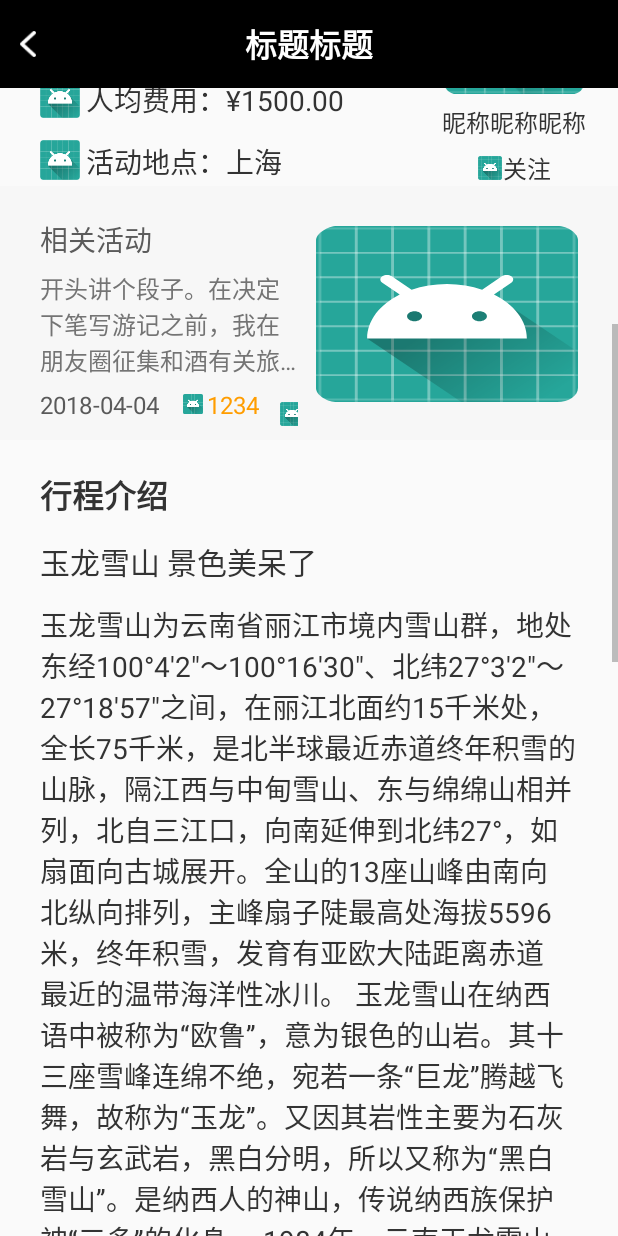
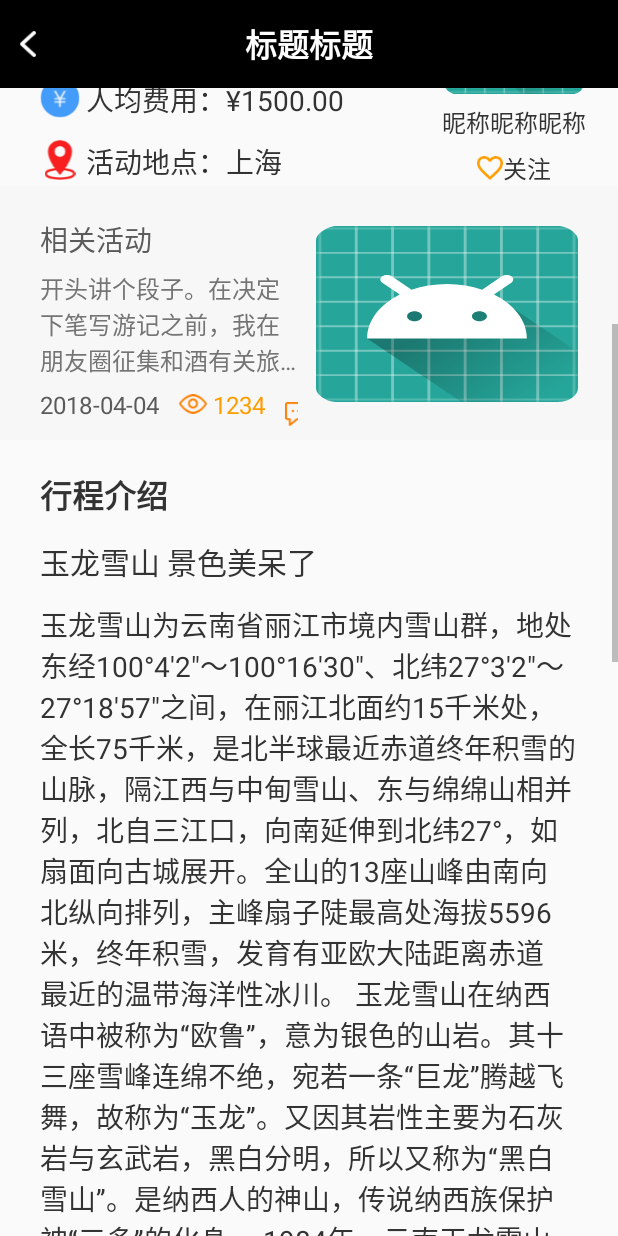
Before and after one commit to QwangShuai/FriendsComeTogether, an Android app: the DetailsOfFriendsActivity screen opened directly, with no data from a screen before it, scrolled down 535 dp, on a phone screen of 412 x 824 dp. Run offline under Robolectric (Android 15) with nearby library versions, the phone set to English and light mode, and no system bars; our stand-ins replace ButterKnife, Picasso; libraries missing offline, so code that uses them is left out: com.yatoooon.screenadaptation; pictures from the network do not load; 2 statements that could not run were skipped.

Commit message:
网络库

```diff
--- a/app/build.gradle
+++ b/app/build.gradle
@@ -35,4 +35,5 @@ dependencies {
     compile 'com.squareup.picasso:picasso:2.5.2'
     compile 'com.github.chengzipi:Searchbox:v1.0.0'
     implementation 'me.yatoooon:screenadaptation:1.1.1'
+    compile 'com.vise.xiaoyaoyou:xsnow:2.1.9'
 }
--- a/app/src/main/res/layout/activity_details_of_friends.xml
+++ b/app/src/main/res/layout/activity_details_of_friends.xml
@@ -44,6 +44,7 @@
                 android:layout_height="372px" />
 
             <TextView
+                android:id="@+id/activity_details_of_friends_tv_title"
                 android:layout_marginTop="30px"
                 android:layout_marginRight="40px"
                 android:layout_marginLeft="40px"
@@ -68,11 +69,12 @@
 
                     <ImageView
                         android:layout_gravity="center_vertical"
-                        android:src="@mipmap/ic_launcher"
+                        android:src="@mipmap/views"
                         android:layout_width="35px"
                         android:layout_height="24px" />
 
                     <TextView
+                        android:id="@+id/activity_details_of_friends_tv_look_num"
                         android:layout_marginLeft="5px"
                         android:textColor="#333333"
                         android:textSize="28px"
@@ -90,11 +92,12 @@
 
                     <ImageView
                         android:layout_gravity="center_vertical"
-                        android:src="@mipmap/ic_launcher"
+                        android:src="@mipmap/focus_on_empty_y"
                         android:layout_width="30px"
                         android:layout_height="26px" />
 
                     <TextView
+                        android:id="@+id/activity_details_of_friends_tv_focus_num"
                         android:layout_marginLeft="6px"
                         android:textColor="#333333"
                         android:textSize="28px"
@@ -132,11 +135,12 @@
                         android:layout_height="wrap_content">
 
                         <ImageView
-                            android:src="@mipmap/ic_launcher"
+                            android:src="@mipmap/time_start"
                             android:layout_width="40px"
                             android:layout_height="40px" />
 
                         <TextView
+                            android:id="@+id/activity_details_of_friends_tv_start_time"
                             android:layout_marginLeft="6px"
                             android:gravity="center"
                             android:textSize="28px"
@@ -154,11 +158,12 @@
                         android:layout_height="wrap_content">
 
                         <ImageView
-                            android:src="@mipmap/ic_launcher"
+                            android:src="@mipmap/time_end"
                             android:layout_width="40px"
                             android:layout_height="40px" />
 
                         <TextView
+                            android:id="@+id/activity_details_of_friends_tv_end_time"
                             android:layout_marginLeft="6px"
                             android:gravity="center"
                             android:textSize="28px"
@@ -176,11 +181,12 @@
                         android:layout_height="wrap_content">
 
                         <ImageView
-                            android:src="@mipmap/ic_launcher"
+                            android:src="@mipmap/price"
                             android:layout_width="40px"
                             android:layout_height="40px" />
 
                         <TextView
+                            android:id="@+id/activity_details_of_friends_tv_price"
                             android:layout_marginLeft="6px"
                             android:gravity="center"
                             android:textSize="28px"
@@ -198,11 +204,12 @@
                         android:layout_height="wrap_content">
 
                         <ImageView
-                            android:src="@mipmap/ic_launcher"
+                            android:src="@mipmap/activity_place"
                             android:layout_width="40px"
                             android:layout_height="40px" />
 
                         <TextView
+                            android:id="@+id/activity_details_of_friends_tv_city"
                             android:layout_marginLeft="6px"
                             android:gravity="center"
                             android:textSize="28px"
@@ -216,6 +223,7 @@
                 </LinearLayout>
 
                 <LinearLayout
+                    android:id="@+id/activity_details_of_friends_ll_person_content"
                     android:layout_marginRight="32px"
                     android:layout_alignParentRight="true"
                     android:orientation="vertical"
@@ -223,12 +231,14 @@
                     android:layout_height="wrap_content">
 
                     <com.yiwo.friendscometogether.custom.CImageView
+                        android:id="@+id/activity_details_of_friends_iv_avatar"
                         android:layout_gravity="center_horizontal"
                         android:src="@mipmap/ic_launcher"
                         android:layout_width="140px"
                         android:layout_height="140px" />
 
                     <TextView
+                        android:id="@+id/activity_details_of_friends_tv_nickname"
                         android:layout_gravity="center_horizontal"
                         android:layout_marginTop="10px"
                         android:textColor="#333333"
@@ -238,6 +248,7 @@
                         android:layout_height="wrap_content" />
 
                     <LinearLayout
+                        android:id="@+id/activity_details_of_friends_ll_top_focus"
                         android:layout_marginTop="10px"
                         android:layout_gravity="center_horizontal"
                         android:orientation="horizontal"
@@ -246,7 +257,7 @@
 
                         <ImageView
                             android:layout_gravity="center_vertical"
-                            android:src="@mipmap/ic_launcher"
+                            android:src="@mipmap/focus_on_empty_y"
                             android:layout_width="26px"
                             android:layout_height="24px" />
 
@@ -260,6 +271,31 @@
                     </LinearLayout>
 
                 </LinearLayout>
+
+                <RelativeLayout
+                    android:layout_marginTop="6px"
+                    android:layout_marginRight="70px"
+                    android:layout_alignRight="@+id/activity_details_of_friends_ll_person_content"
+                    android:layout_width="102px"
+                    android:layout_height="30px">
+
+                    <ImageView
+                        android:scaleType="fitXY"
+                        android:src="@mipmap/level_bg"
+                        android:layout_width="match_parent"
+                        android:layout_height="match_parent" />
+
+                    <TextView
+                        android:layout_marginRight="19px"
+                        android:layout_centerVertical="true"
+                        android:textSize="18px"
+                        android:textColor="#FFFFFF"
+                        android:layout_alignParentRight="true"
+                        android:text="LV1"
+                        android:layout_width="wrap_content"
+                        android:layout_height="wrap_content" />
+
+                </RelativeLayout>
 
             </RelativeLayout>
 
@@ -275,7 +311,8 @@
                     android:layout_toLeftOf="@+id/activity_details_of_friends_iv_activity_title"
                     android:orientation="vertical"
                     android:layout_width="match_parent"
-                    android:layout_height="wrap_content">
+                    android:layout_height="wrap_content"
+                    android:id="@+id/linearLayout">
 
                     <TextView
                         android:textSize="28px"
@@ -285,6 +322,7 @@
                         android:layout_height="wrap_content" />
 
                     <TextView
+                        android:id="@+id/activity_details_of_friends_tv_related_activity"
                         android:layout_marginTop="10px"
                         android:textSize="24px"
                         android:textColor="#747474"
@@ -301,6 +339,7 @@
                         android:layout_height="wrap_content">
 
                         <TextView
+                            android:id="@+id/activity_details_of_friends_tv_related_c_time"
                             android:layout_width="wrap_content"
                             android:layout_height="wrap_content"
                             android:text="2018-04-04"
@@ -316,11 +355,13 @@
 
                             <ImageView
                                 android:layout_gravity="center_vertical"
-                                android:src="@mipmap/ic_launcher"
+                                android:src="@mipmap/views"
                                 android:layout_width="28px"
                                 android:layout_height="20px" />
 
                             <TextView
+                                android:layout_marginLeft="6px"
+                                android:id="@+id/activity_details_of_friends_tv_related_look_num"
                                 android:textColor="#FF9D00"
                                 android:textSize="24px"
                                 android:text="1234"
@@ -337,16 +378,18 @@
 
                             <ImageView
                                 android:layout_gravity="center_vertical"
-                                android:src="@mipmap/ic_launcher"
+                                android:src="@mipmap/message_hot"
                                 android:layout_width="26px"
                                 android:layout_height="24px" />
 
                             <TextView
+                                android:layout_marginLeft="6px"
+                                android:id="@+id/activity_details_of_friends_tv_related_comment_num"
+                                android:layout_width="wrap_content"
+                                android:layout_height="wrap_content"
+                                android:text="1234"
                                 android:textColor="#FF9D00"
-                                android:textSize="24px"
-                                android:text="1234"
-                                android:layout_width="wrap_content"
-                                android:layout_height="wrap_content" />
+                                android:textSize="24px" />
 
                         </LinearLayout>
 
@@ -382,6 +425,7 @@
                     android:layout_height="wrap_content" />
 
                 <TextView
+                    android:id="@+id/activity_details_of_friends_tv_trip_title"
                     android:layout_marginLeft="40px"
                     android:layout_marginTop="20px"
                     android:textSize="30px"
@@ -391,6 +435,7 @@
                     android:layout_height="wrap_content" />
 
                 <TextView
+                    android:id="@+id/activity_details_of_friends_tv_trip_content"
                     android:layout_marginRight="40px"
                     android:layout_marginBottom="30px"
                     android:layout_marginLeft="40px"
--- a/app/src/main/res/layout/fragment_my.xml
+++ b/app/src/main/res/layout/fragment_my.xml
@@ -69,6 +69,7 @@
                     android:layout_height="wrap_content" />
 
                 <LinearLayout
+                    android:id="@+id/fragment_my_ll_look_more"
                     android:layout_marginRight="40px"
                     android:layout_centerVertical="true"
                     android:layout_alignParentRight="true"
@@ -106,6 +107,7 @@
                 android:layout_height="152px">
 
                 <LinearLayout
+                    android:id="@+id/fragment_my_ll_to_pay"
                     android:layout_gravity="center_vertical"
                     android:layout_weight="1"
                     android:orientation="vertical"
@@ -130,6 +132,7 @@
                 </LinearLayout>
 
                 <LinearLayout
+                    android:id="@+id/fragment_my_ll_to_trip"
                     android:layout_gravity="center_vertical"
                     android:layout_weight="1"
                     android:orientation="vertical"
@@ -154,6 +157,7 @@
                 </LinearLayout>
 
                 <LinearLayout
+                    android:id="@+id/fragment_my_ll_to_comment"
                     android:layout_gravity="center_vertical"
                     android:layout_weight="1"
                     android:orientation="vertical"
@@ -178,6 +182,7 @@
                 </LinearLayout>
 
                 <LinearLayout
+                    android:id="@+id/fragment_my_ll_return_price"
                     android:layout_gravity="center_vertical"
                     android:layout_weight="1"
                     android:orientation="vertical"
```
Also changed, not shown: app/src/main/AndroidManifest.xml (+12 -9 lines), app/src/main/java/com/yiwo/friendscometogether/MyApplication.java (+8 -0 lines), app/src/main/java/com/yiwo/friendscometogether/adapter/OrderPagerAdapter.java (added, +41 -0 lines), app/src/main/java/com/yiwo/friendscometogether/fragment/MyFragment.java (+44 -0 lines), app/src/main/java/com/yiwo/friendscometogether/network/NetConfig.java (+7 -7 lines), app/src/main/java/com/yiwo/friendscometogether/pages/MyOrderActivity.java (added, +98 -0 lines), app/src/main/res/layout/activity_my_order.xml (added, +51 -0 lines), app/src/main/res/layout/fragment_friends_remember.xml (+0 -28 lines), app/src/main/res/mipmap-xhdpi/activity_place.png (added), app/src/main/res/mipmap-xhdpi/level_bg.png (added), app/src/main/res/mipmap-xhdpi/price.png (added), app/src/main/res/mipmap-xhdpi/time_end.png (added), app/src/main/res/mipmap-xhdpi/time_start.png (added).
